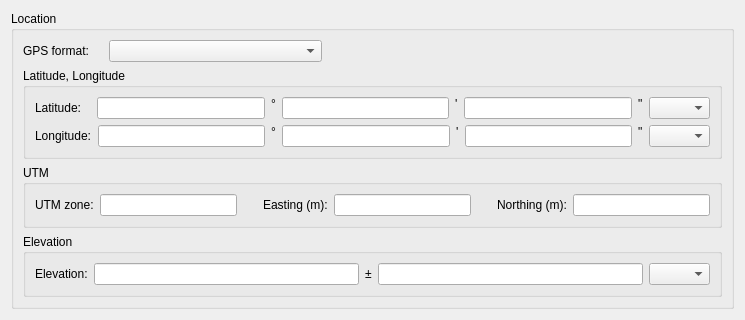
First picture: the form in ui/GPSFields.ui, repository kathrynmetcalf/GeoCORK, before the edit.
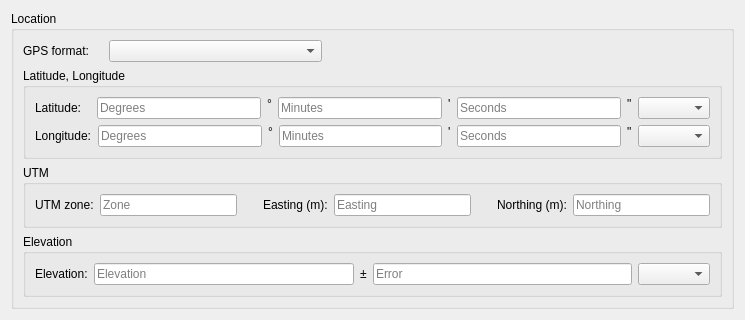
Second picture: the form after the edit. Custom widgets are drawn as their Qt base class.

```diff
--- a/ui/GPSFields.ui
+++ b/ui/GPSFields.ui
@@ -96,7 +96,11 @@
             </widget>
            </item>
            <item>
-            <widget class="QLineEdit" name="lat_deg_lineEdit"/>
+            <widget class="QLineEdit" name="lat_deg_lineEdit">
+             <property name="placeholderText">
+              <string>Degrees</string>
+             </property>
+            </widget>
            </item>
            <item>
             <widget class="QLabel" name="lat_deg_label">
@@ -109,7 +113,11 @@
             </widget>
            </item>
            <item>
-            <widget class="QLineEdit" name="lat_min_lineEdit"/>
+            <widget class="QLineEdit" name="lat_min_lineEdit">
+             <property name="placeholderText">
+              <string>Minutes</string>
+             </property>
+            </widget>
            </item>
            <item>
             <widget class="QLabel" name="lat_min_label">
@@ -122,7 +130,11 @@
             </widget>
            </item>
            <item>
-            <widget class="QLineEdit" name="lat_sec_lineEdit"/>
+            <widget class="QLineEdit" name="lat_sec_lineEdit">
+             <property name="placeholderText">
+              <string>Seconds</string>
+             </property>
+            </widget>
            </item>
            <item>
             <widget class="QLabel" name="lat_sec_label">
@@ -144,7 +156,7 @@
              </property>
              <property name="maximumSize">
               <size>
-               <width>61</width>
+               <width>80</width>
                <height>16777215</height>
               </size>
              </property>
@@ -165,7 +177,11 @@
             </widget>
            </item>
            <item>
-            <widget class="QLineEdit" name="lon_deg_lineEdit"/>
+            <widget class="QLineEdit" name="lon_deg_lineEdit">
+             <property name="placeholderText">
+              <string>Degrees</string>
+             </property>
+            </widget>
            </item>
            <item>
             <widget class="QLabel" name="lon_deg_label">
@@ -178,7 +194,11 @@
             </widget>
            </item>
            <item>
-            <widget class="QLineEdit" name="lon_min_lineEdit"/>
+            <widget class="QLineEdit" name="lon_min_lineEdit">
+             <property name="placeholderText">
+              <string>Minutes</string>
+             </property>
+            </widget>
            </item>
            <item>
             <widget class="QLabel" name="lon_min_label">
@@ -191,7 +211,11 @@
             </widget>
            </item>
            <item>
-            <widget class="QLineEdit" name="lon_sec_lineEdit"/>
+            <widget class="QLineEdit" name="lon_sec_lineEdit">
+             <property name="placeholderText">
+              <string>Seconds</string>
+             </property>
+            </widget>
            </item>
            <item>
             <widget class="QLabel" name="lon_sec_label">
@@ -213,7 +237,7 @@
              </property>
              <property name="maximumSize">
               <size>
-               <width>61</width>
+               <width>80</width>
                <height>16777215</height>
               </size>
              </property>
@@ -249,7 +273,11 @@
             </widget>
            </item>
            <item>
-            <widget class="QLineEdit" name="utm_zone_lineEdit"/>
+            <widget class="QLineEdit" name="utm_zone_lineEdit">
+             <property name="placeholderText">
+              <string>Zone</string>
+             </property>
+            </widget>
            </item>
            <item>
             <spacer name="horizontalSpacer_3">
@@ -275,7 +303,11 @@
             </widget>
            </item>
            <item>
-            <widget class="QLineEdit" name="utm_e_lineEdit"/>
+            <widget class="QLineEdit" name="utm_e_lineEdit">
+             <property name="placeholderText">
+              <string>Easting</string>
+             </property>
+            </widget>
            </item>
            <item>
             <spacer name="horizontalSpacer_2">
@@ -301,7 +333,11 @@
             </widget>
            </item>
            <item>
-            <widget class="QLineEdit" name="utm_n_lineEdit"/>
+            <widget class="QLineEdit" name="utm_n_lineEdit">
+             <property name="placeholderText">
+              <string>Northing</string>
+             </property>
+            </widget>
            </item>
           </layout>
          </item>
@@ -330,7 +366,11 @@
             </widget>
            </item>
            <item>
-            <widget class="QLineEdit" name="elevation_lineEdit"/>
+            <widget class="QLineEdit" name="elevation_lineEdit">
+             <property name="placeholderText">
+              <string>Elevation</string>
+             </property>
+            </widget>
            </item>
            <item>
             <widget class="QLabel" name="elevation_error_label">
@@ -343,7 +383,11 @@
             </widget>
            </item>
            <item>
-            <widget class="QLineEdit" name="elevation_error_lineEdit"/>
+            <widget class="QLineEdit" name="elevation_error_lineEdit">
+             <property name="placeholderText">
+              <string>Error</string>
+             </property>
+            </widget>
            </item>
            <item>
             <widget class="QComboBox" name="elevation_unit_comboBox">
@@ -355,7 +399,7 @@
              </property>
              <property name="maximumSize">
               <size>
-               <width>61</width>
+               <width>80</width>
                <height>16777215</height>
               </size>
              </property>
```
Left out of the diff: 6 changed lines with no effect on the pictures.
